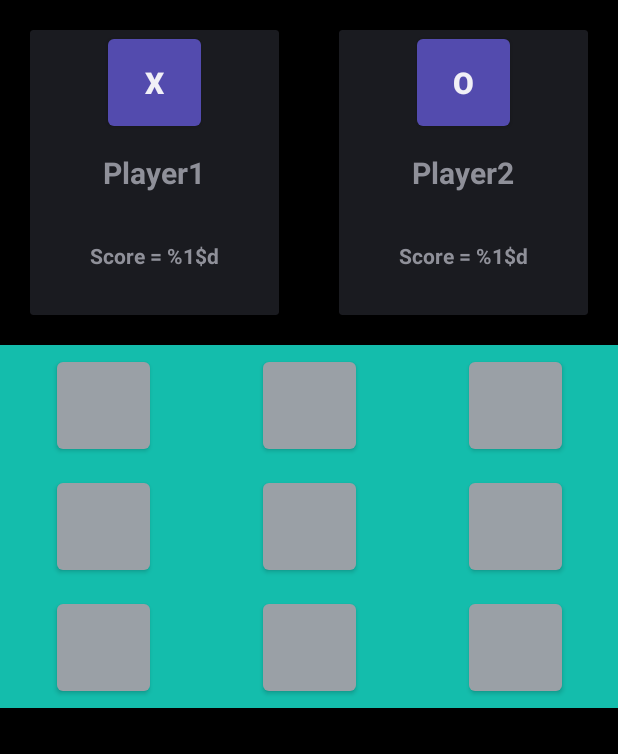
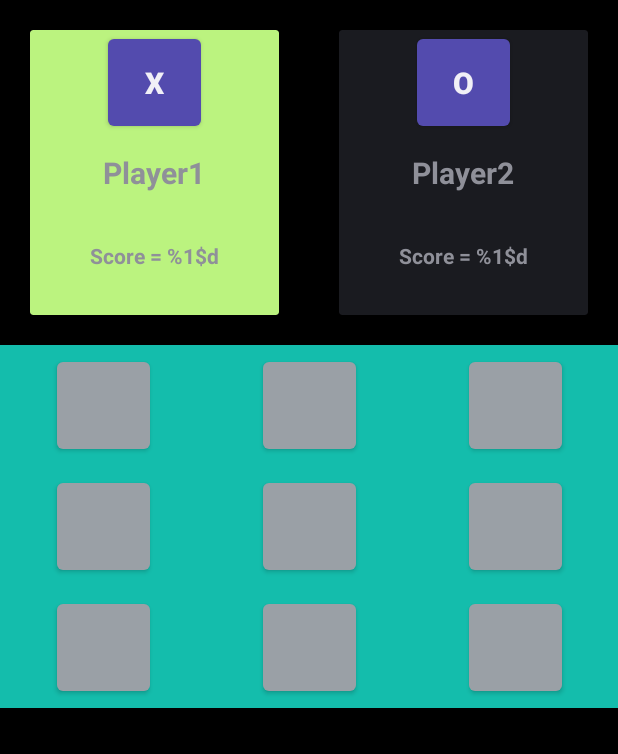
Before and after one commit to SurajBichkunde39/TicTacToe, an Android app: the fragment GameFragment shown on its own in the app's theme, on a phone screen of 412 x 824 dp, the part 84-838 px from its top. Run offline under Robolectric (Android 15) with nearby library versions, the phone set to English and light mode, and no system bars.

Commit message:
Highlight the current player. * Updated `GameFragment` to set the correct placeholder text inside the card view when fragment is created. * Updated `GameFragment` to hightline the current player's card who should make the move on the board.

```diff
--- a/app/src/main/java/com/example/tictactoe/GameFragment.kt
+++ b/app/src/main/java/com/example/tictactoe/GameFragment.kt
@@ -6,6 +6,7 @@ import android.widget.AdapterView
 import android.widget.Button
 import android.widget.GridView
 import android.widget.Toast
+import androidx.cardview.widget.CardView
 import androidx.core.view.get
 import androidx.fragment.app.Fragment
 import androidx.fragment.app.activityViewModels
@@ -24,21 +25,49 @@ class GameFragment : Fragment(R.layout.fragment_game), BoardManager {
     private lateinit var gridAdapter: GridAdapter
     private lateinit var gridView: GridView
 
+    private lateinit var player1Card: CardView
+    private lateinit var player2Card: CardView
+
     override fun onViewCreated(view: View, savedInstanceState: Bundle?) {
+        initializeViews(view)
+        setUpGridView()
+        viewModel.setBoardManager(this)
+    }
+
+    private fun initializeViews(view: View) {
+        with(view) {
+            gridView = findViewById(R.id.game_grid)
+            player1Card = findViewById<CardView?>(R.id.player_1_card).apply {
+                findViewById<Button>(R.id.player_1_button).text =
+                    viewModel.player1.placeHolderMark.name
+            }
+            player2Card = findViewById<CardView?>(R.id.player_2_card).apply {
+                findViewById<Button>(R.id.player_2_button).text =
+                    viewModel.player2.placeHolderMark.name
+            }
+        }
+    }
+
+    private fun setUpGridView() {
         gridAdapter = GridAdapter(requireContext(), viewModel.gameData)
-        gridView = view.findViewById<GridView>(R.id.game_grid).apply {
+        gridView.apply {
             adapter = gridAdapter
             onItemClickListener =
-                AdapterView.OnItemClickListener { adapterView, view, position, id ->
+                AdapterView.OnItemClickListener { _, _, position, _ ->
                     viewModel.onPositionSelected(position)
                 }
         }
-        viewModel.setBoardManager(this)
     }
 
     // start: BoardManager
-    override fun onCurrentPlayerUpdated(currentPlayer: Player) {
-        TODO("Not yet implemented")
+    override fun onCurrentPlayerUpdated(currentPlayerNumber: Int) {
+        if (currentPlayerNumber == 1) {
+            player1Card.setCardBackgroundColor(resources.getColor(R.color.card_selected))
+            player2Card.setCardBackgroundColor(resources.getColor(R.color.card_default))
+        } else {
+            player2Card.setCardBackgroundColor(resources.getColor(R.color.card_selected))
+            player1Card.setCardBackgroundColor(resources.getColor(R.color.card_default))
+        }
     }
 
     override fun onPositionSelected(position: Int, placeholderMark: PlaceholderMark) {
--- a/app/src/main/java/com/example/tictactoe/MainViewModel.kt
+++ b/app/src/main/java/com/example/tictactoe/MainViewModel.kt
@@ -137,8 +137,10 @@ class MainViewModel : ViewModel() {
 
     private fun switchCurrentPlayer() {
         currentPlayer = if (currentPlayer == player1) {
+            boardManager.onCurrentPlayerUpdated(currentPlayerNumber = 2)
             player2
         } else {
+            boardManager.onCurrentPlayerUpdated(currentPlayerNumber = 1)
             player1
         }
     }
--- a/app/src/main/java/com/example/tictactoe/models/BoardManager.kt
+++ b/app/src/main/java/com/example/tictactoe/models/BoardManager.kt
@@ -8,9 +8,9 @@ interface BoardManager {
      * Inform player the current player is changes, this can happen because of the valid move,
      * or at initial position.
      *
-     * @param currentPlayer updated current [Player]
+     * @param currentPlayerNumber updated current [Player] number.
      */
-    fun onCurrentPlayerUpdated(currentPlayer: Player)
+    fun onCurrentPlayerUpdated(currentPlayerNumber: Int)
 
     /**
      * Update the board as per new position selected.
--- a/app/src/main/res/layout/fragment_game.xml
+++ b/app/src/main/res/layout/fragment_game.xml
@@ -1,5 +1,6 @@
 <?xml version="1.0" encoding="utf-8"?>
 <LinearLayout xmlns:android="http://schemas.android.com/apk/res/android"
+    xmlns:app="http://schemas.android.com/apk/res-auto"
     xmlns:tools="http://schemas.android.com/tools"
     android:layout_width="match_parent"
     android:layout_height="match_parent"
@@ -16,11 +17,12 @@
         android:weightSum="1">
 
         <androidx.cardview.widget.CardView
+            android:id="@+id/player_1_card"
             android:layout_width="wrap_content"
             android:layout_height="match_parent"
             android:layout_margin="20dp"
             android:layout_weight="0.5"
-            android:background="@color/placeholder_other">
+            app:cardBackgroundColor="#BBF37F">
 
             <Button
                 android:id="@+id/player_1_button"
@@ -53,11 +55,11 @@
         </androidx.cardview.widget.CardView>
 
         <androidx.cardview.widget.CardView
+            android:id="@+id/player_2_card"
             android:layout_width="wrap_content"
             android:layout_height="match_parent"
             android:layout_margin="20dp"
-            android:layout_weight="0.5"
-            android:background="@color/placeholder_selected">
+            android:layout_weight="0.5">
 
             <Button
                 android:id="@+id/player_2_button"
--- a/app/src/main/res/values/colors.xml
+++ b/app/src/main/res/values/colors.xml
@@ -10,4 +10,7 @@
 
     <color name="placeholder_selected">#534bae</color>
     <color name="placeholder_other">#d1d9ff</color>
+
+    <color name="card_selected">#BBF37F</color>
+    <color name="card_default">#FFFFFF</color>
 </resources>
```
